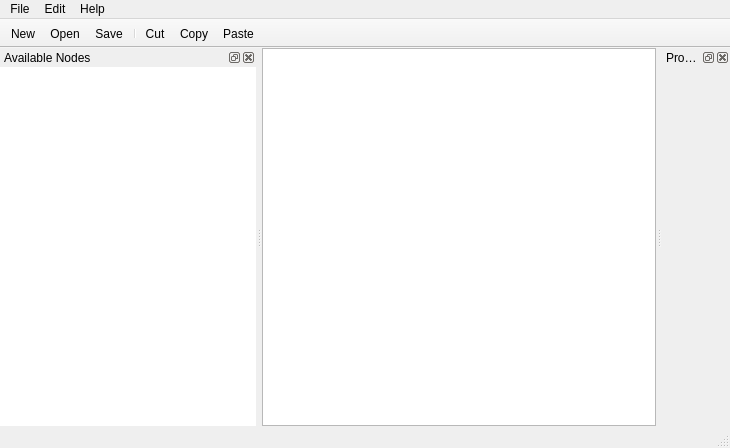
Above: bteditor.ui from pranavrc/gluon-bt before the change. Below: the same form after it.
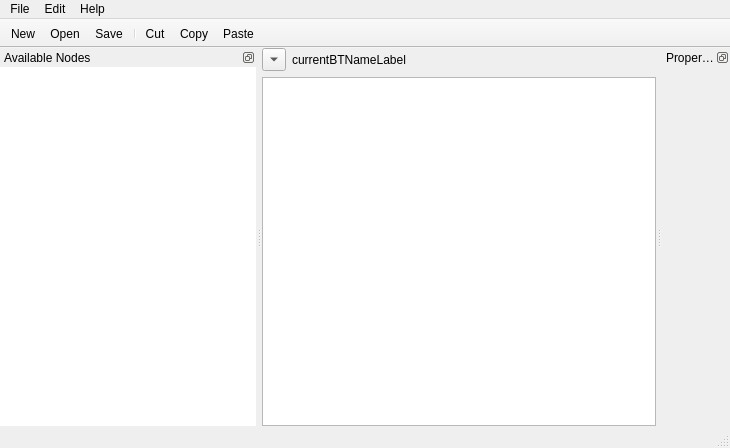
That is the form after the change.

Diff of the .ui file:
```diff
--- a/bteditor.ui
+++ b/bteditor.ui
@@ -18,9 +18,30 @@
     <property name="margin">
      <number>0</number>
     </property>
-    <item row="0" column="0">
+    <item row="1" column="0">
      <widget class="QTreeView" name="btEditor"/>
     </item>
+    <item row="0" column="0">
+     <layout class="QHBoxLayout" name="horizontalLayout">
+      <item>
+       <widget class="QToolButton" name="showBehaviorTreeList">
+        <property name="text">
+         <string/>
+        </property>
+        <property name="arrowType">
+         <enum>Qt::DownArrow</enum>
+        </property>
+       </widget>
+      </item>
+      <item>
+       <widget class="QLabel" name="currentBTNameLabel">
+        <property name="text">
+         <string>currentBTNameLabel</string>
+        </property>
+       </widget>
+      </item>
+     </layout>
+    </item>
    </layout>
   </widget>
   <widget class="QMenuBar" name="menubar">
@@ -68,7 +89,7 @@
   <widget class="QStatusBar" name="statusbar"/>
   <widget class="QDockWidget" name="dockWidget_2">
    <property name="features">
-    <set>QDockWidget::AllDockWidgetFeatures</set>
+    <set>QDockWidget::DockWidgetFloatable|QDockWidget::DockWidgetMovable</set>
    </property>
    <property name="windowTitle">
     <string>Properties</string>
@@ -106,7 +127,7 @@
   </widget>
   <widget class="QDockWidget" name="dockWidget">
    <property name="features">
-    <set>QDockWidget::AllDockWidgetFeatures</set>
+    <set>QDockWidget::DockWidgetFloatable|QDockWidget::DockWidgetMovable</set>
    </property>
    <property name="windowTitle">
     <string>Available Nodes</string>
```
Left out of the diff: 4 changed lines with no effect on the pictures.
